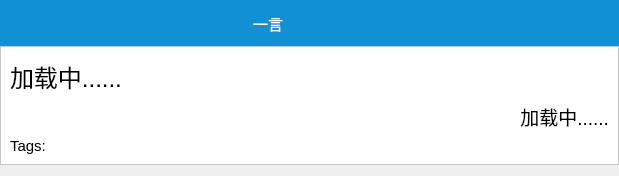
Before: the Qt Designer form yiyandialog.ui in Aero80wd/SchoolTools, drawn with Qt 5.
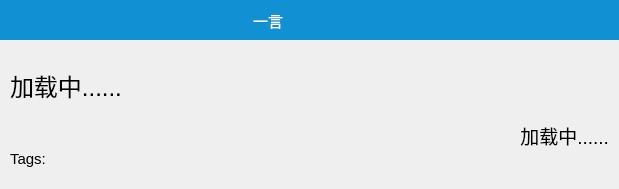
After: the same form once the commit is applied. Icons and pictures are not drawn. Custom widgets are drawn as their Qt base class.

The edit to the form file:
```diff
--- a/yiyandialog.ui
+++ b/yiyandialog.ui
@@ -7,13 +7,13 @@
     <x>0</x>
     <y>0</y>
     <width>619</width>
-    <height>176</height>
+    <height>189</height>
    </rect>
   </property>
   <property name="windowTitle">
    <string>Dialog</string>
   </property>
-  <layout class="QVBoxLayout" name="verticalLayout" stretch="1600,7000">
+  <layout class="QVBoxLayout" name="verticalLayout" stretch="20,100">
    <property name="spacing">
     <number>0</number>
    </property>
@@ -28,6 +28,18 @@
    </property>
    <item>
     <widget class="QWidget" name="widget" native="true">
+     <property name="minimumSize">
+      <size>
+       <width>0</width>
+       <height>40</height>
+      </size>
+     </property>
+     <property name="maximumSize">
+      <size>
+       <width>16777215</width>
+       <height>40</height>
+      </size>
+     </property>
      <property name="styleSheet">
       <string notr="true">background:#1191d3;</string>
      </property>
@@ -100,19 +112,19 @@
     </widget>
    </item>
    <item>
-    <widget class="QFrame" name="frame">
-     <property name="styleSheet">
-      <string notr="true">background:#ffffff;</string>
-     </property>
-     <property name="frameShape">
-      <enum>QFrame::StyledPanel</enum>
-     </property>
-     <property name="frameShadow">
-      <enum>QFrame::Raised</enum>
-     </property>
-     <layout class="QVBoxLayout" name="verticalLayout_2" stretch="1">
-      <item>
        <layout class="QVBoxLayout" name="verticalLayout_3" stretch="3,1,0">
+     <property name="leftMargin">
+      <number>10</number>
+     </property>
+     <property name="topMargin">
+      <number>10</number>
+     </property>
+     <property name="rightMargin">
+      <number>10</number>
+     </property>
+     <property name="bottomMargin">
+      <number>10</number>
+     </property>
         <item>
          <widget class="RollingLabel" name="label_3">
           <property name="font">
@@ -156,20 +168,17 @@
       </item>
      </layout>
     </widget>
-   </item>
-  </layout>
- </widget>
  <customwidgets>
-  <customwidget>
-   <class>RollingLabel</class>
-   <extends>QLabel</extends>
-   <header>rolling_label.h</header>
-  </customwidget>
   <customwidget>
    <class>ClickLabel</class>
    <extends>QLabel</extends>
    <header>clicklabel.h</header>
   </customwidget>
+  <customwidget>
+   <class>RollingLabel</class>
+   <extends>QLabel</extends>
+   <header>rolling_label.h</header>
+  </customwidget>
  </customwidgets>
  <resources/>
  <connections/>
```
Lines whose indentation alone changed are shown as unchanged.
